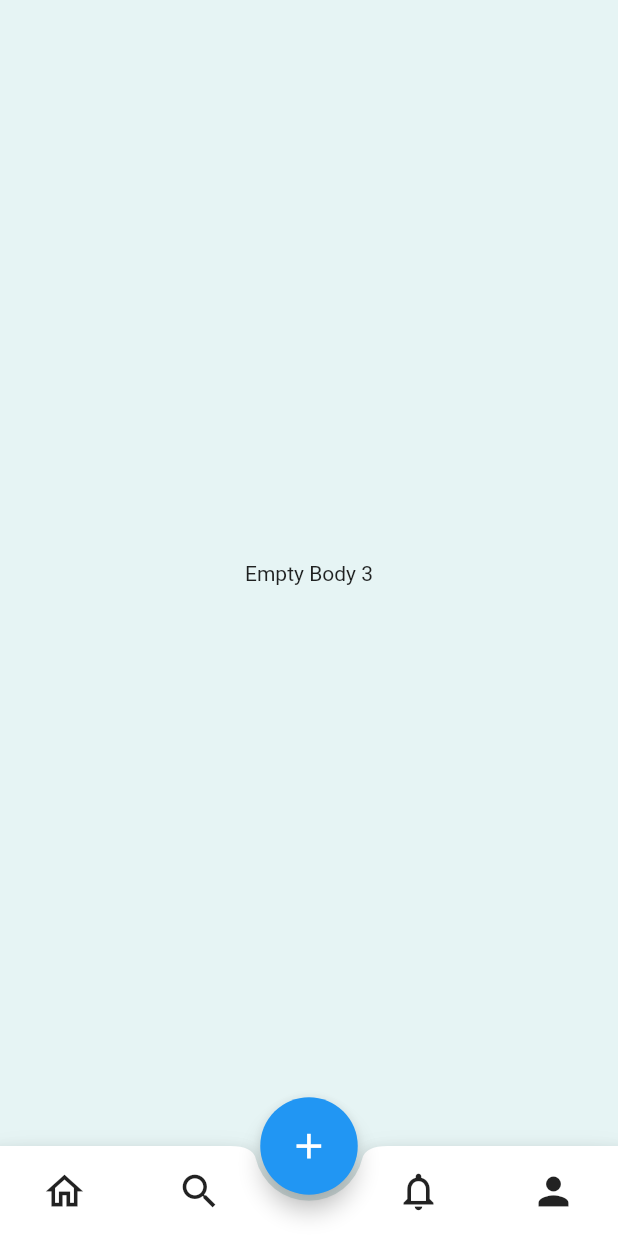
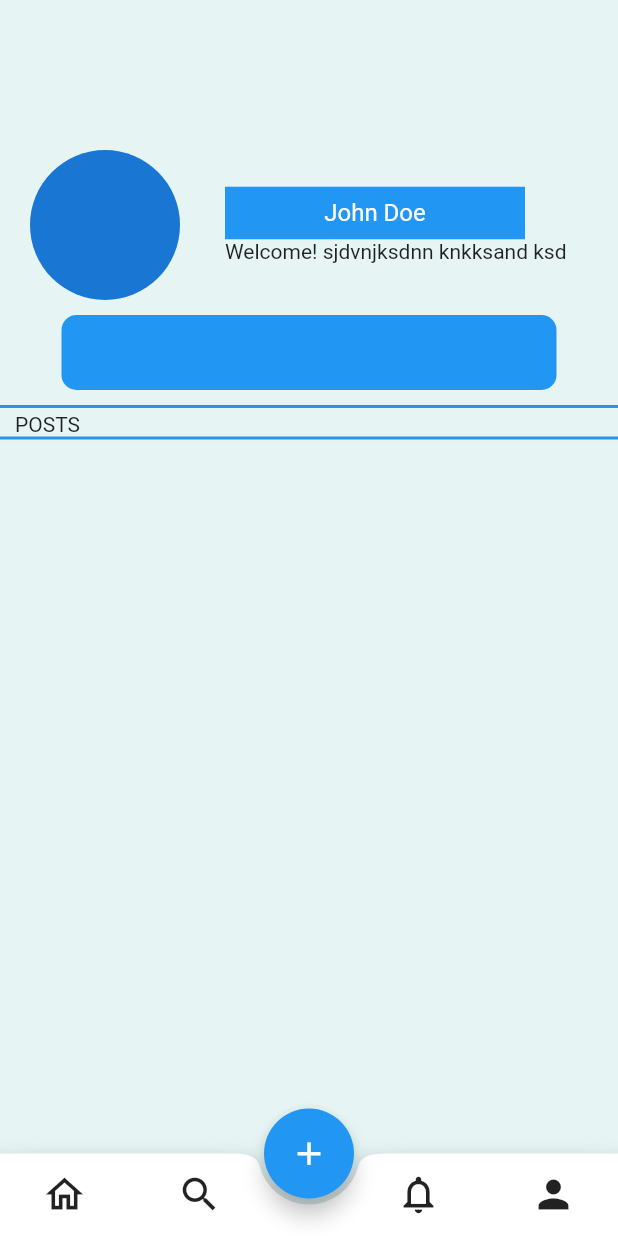
Before and after one commit to sohamlanke/BE-Project-Mobile-Application, a Flutter app: the BottomAppBarScreen screen opened directly, swiped to page 4, on a phone screen of 412 x 824 dp. Run offline on Flutter 3.47's test engine with Material 2 defaults, Android fonts, the phone set to English and light mode, and no system bars.

Commit message:
auto commit

```diff
--- a/lib/Screens/bottomAppbar.dart
+++ b/lib/Screens/bottomAppbar.dart
@@ -2,6 +2,7 @@
 // ignore_for_file: file_names, prefer_const_constructors, avoid_unnecessary_containers
 
 import 'package:flutter/material.dart';
+import 'package:manthanapp/Screens/profilepage.dart';
 
 class BottomAppBarScreen extends StatefulWidget {
   const BottomAppBarScreen({Key? key}) : super(key: key);
@@ -18,9 +19,10 @@ class _BottomAppBarScreenState extends State<BottomAppBarScreen> {
     return Scaffold(
       floatingActionButtonLocation: FloatingActionButtonLocation.centerDocked,
       bottomNavigationBar: BottomAppBar(
+        color: Colors.white,
         shape: CircularNotchedRectangle(),
         child: Container(
-          height: 60,
+          height: 55,
           child: Row(
             mainAxisSize: MainAxisSize.max,
             mainAxisAlignment: MainAxisAlignment.spaceBetween,
@@ -95,7 +97,7 @@ class _BottomAppBarScreenState extends State<BottomAppBarScreen> {
           ),
           Center(
             child: Container(
-              child: Text('Empty Body 3'),
+              child: ProfilePage(),
             ),
           )
         ],
@@ -103,8 +105,8 @@ class _BottomAppBarScreenState extends State<BottomAppBarScreen> {
             NeverScrollableScrollPhysics(), // Comment this if you need to use Swipe.
       ),
       floatingActionButton: Container(
-        height: 65.0,
-        width: 65.0,
+        height: 60.0,
+        width: 60.0,
         child: FittedBox(
           child: FloatingActionButton(
             onPressed: () {},
--- a/lib/Screens/getStarted.dart
+++ b/lib/Screens/getStarted.dart
@@ -26,8 +26,8 @@ class _getStartedState extends State<getStarted> {
             Container(
                 margin: EdgeInsets.symmetric(horizontal: 25),
                 padding: EdgeInsets.only(bottom: 25),
-                child: Image.network(
-                    'https://m.media-amazon.com/images/M/MV5BNTg3NGY4NDEtOTRmNy00MTExLTk2OTEtMGUwMjFjNTNlMjM5XkEyXkFqcGdeQXRyYW5zY29kZS13b3JrZmxvdw@@._V1_.jpg')),
+                child: Image.asset(
+                    'assets/images/getStarted.png')),
             // ignore: prefer_const_constructors
             Text(
               'Engage and entertain through $title',
--- /dev/null
+++ b/lib/Screens/profilepage.dart
@@ -0,0 +1,56 @@
+// ignore_for_file: prefer_const_constructors
+
+import 'package:flutter/material.dart';
+
+Widget ProfilePage() {
+  return Scaffold(
+    body: Column(
+      children: [
+    SizedBox(height: 100),
+    Row(
+      children: [
+        SizedBox(
+          width: 20,
+        ),
+        CircleAvatar(
+          radius: 50,
+        ),
+        SizedBox(
+          width: 30,
+        ),
+        Column(
+          crossAxisAlignment: CrossAxisAlignment.start,
+          mainAxisAlignment: MainAxisAlignment.start,
+          children: [
+            Container(
+              color: Colors.blue,
+              width: 200,
+              height: 35,
+              child: Align(
+                alignment: Alignment.center,
+                child: Text(
+                  'John Doe',
+                  style: TextStyle(color: Colors.white , fontSize: 16),
+                ),
+              ),
+            ),
+            Text('Welcome! sjdvnjksdnn knkksand ksd', ),
+          ],
+        ),
+      ],
+    ),
+    SizedBox(height: 10,),
+    Container( width: 330, height: 50, decoration: BoxDecoration(color: Colors.blue, borderRadius: BorderRadius.circular(10)), ),
+    SizedBox(height: 10,),
+    Container(width: 20000, height: 2, color: Colors.blue,),
+    Padding(
+      padding: EdgeInsets.only(left: 10, top: 3),
+      child: Align(
+        alignment: Alignment.centerLeft,
+        child: Text('POSTS', style: TextStyle(fontSize: 14), )),
+    ),
+    Container(width: 20000, height: 2, color: Colors.blue,),
+      ],
+    ),
+  );
+}
--- a/lib/custom_Widgets/MyWidgets.dart
+++ b/lib/custom_Widgets/MyWidgets.dart
@@ -2,11 +2,12 @@
 
 import 'package:flutter/material.dart';
 
-Widget MyInputField(BuildContext context,{required String label}) {
+Widget MyInputField(BuildContext context,{required String label, controller}) {
   return Container(
       // width: MediaQuery.of(context).size.width - 100,
       margin: EdgeInsets.symmetric(horizontal: 45),
       child: TextFormField(
+        controller: controller,
           decoration: InputDecoration(
         labelText: label,
         fillColor: Colors.white,
--- a/pubspec.yaml
+++ b/pubspec.yaml
@@ -58,8 +58,8 @@ flutter:
   uses-material-design: true
 
   # To add assets to your application, add an assets section, like this:
-  # assets:
-  #   - images/a_dot_burr.jpeg
+  assets:
+    - assets/images/
   #   - images/a_dot_ham.jpeg
 
   # An image asset can refer to one or more resolution-specific "variants", see
```
Also changed, not shown: lib/Screens/loginScreen.dart (+51 -9 lines), lib/Screens/signup.dart (+31 -9 lines), assets/images/getStarted.png (added), assets/images/login.png (added), 1 other file.
